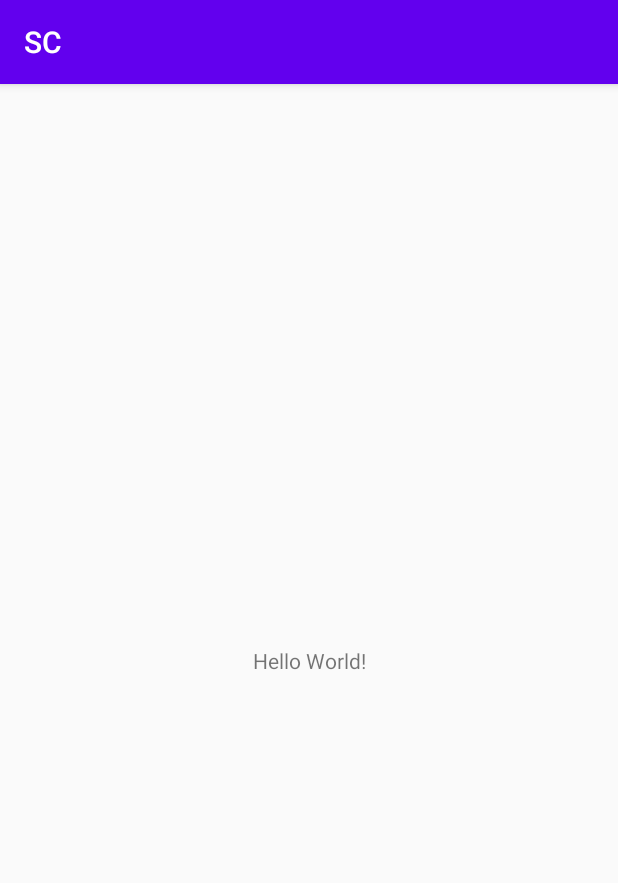
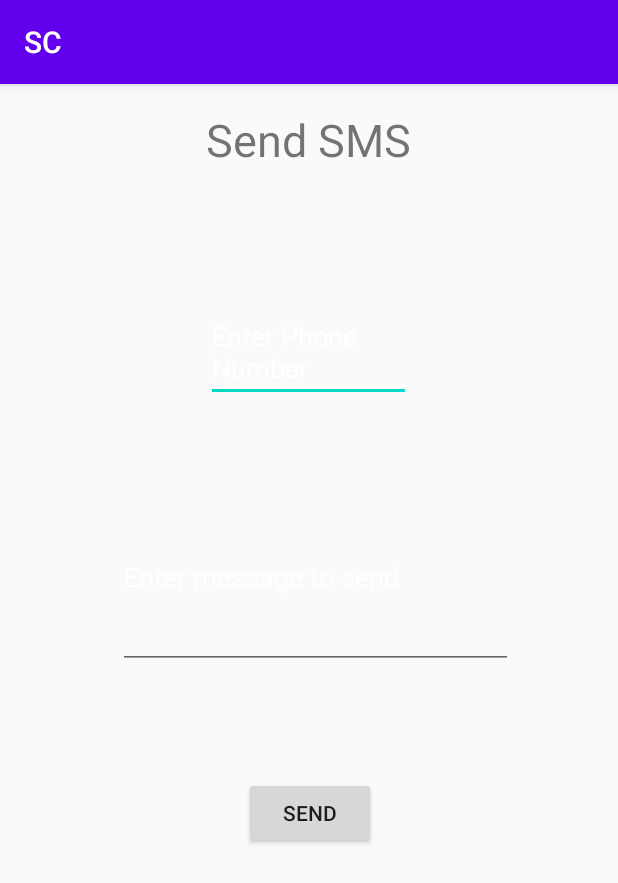
Before and after one commit to t-anya/SC, an Android app: the screen it shows after launch (MainActivity), on a phone screen of 412 x 824 dp. Shown: the top 883 px of the screen. Run offline under Robolectric (Android 15) with nearby library versions, the phone set to English and light mode, and no system bars.

Commit message:
manifest permission + lyt changes

```diff
--- a/app/src/main/AndroidManifest.xml
+++ b/app/src/main/AndroidManifest.xml
@@ -1,6 +1,8 @@
 <?xml version="1.0" encoding="utf-8"?>
 <manifest xmlns:android="http://schemas.android.com/apk/res/android"
     package="com.example.sc">
+
+    <uses-permission android:name="android.permission.SEND_SMS" />
 
     <application
         android:allowBackup="true"
@@ -12,7 +14,6 @@
         <activity android:name=".MainActivity">
             <intent-filter>
                 <action android:name="android.intent.action.MAIN" />
-
                 <category android:name="android.intent.category.LAUNCHER" />
             </intent-filter>
         </activity>
--- a/app/src/main/res/layout/activity_main.xml
+++ b/app/src/main/res/layout/activity_main.xml
@@ -7,12 +7,53 @@
     tools:context=".MainActivity">
 
     <TextView
+        android:id="@+id/textView"
         android:layout_width="wrap_content"
         android:layout_height="wrap_content"
-        android:text="Hello World!"
+        android:text="Send SMS"
+        android:textSize="30sp"
         app:layout_constraintBottom_toBottomOf="parent"
+        app:layout_constraintHorizontal_bias="0.498"
         app:layout_constraintLeft_toLeftOf="parent"
         app:layout_constraintRight_toRightOf="parent"
-        app:layout_constraintTop_toTopOf="parent" />
+        app:layout_constraintTop_toTopOf="parent"
+        app:layout_constraintVertical_bias="0.023" />
+
+    <EditText
+        android:id="@+id/etvNumber"
+        android:layout_width="0dp"
+        android:layout_height="wrap_content"
+        android:layout_centerHorizontal="true"
+        android:layout_marginTop="88dp"
+        android:hint="Enter Phone Number"
+        android:phoneNumber="true"
+        android:textColorHint="@color/abc_primary_text_material_dark"
+        app:layout_constraintEnd_toEndOf="@+id/textView"
+        app:layout_constraintStart_toStartOf="@+id/textView"
+        app:layout_constraintTop_toBottomOf="@+id/textView" />
+
+    <EditText
+        android:id="@+id/etvMessage"
+        android:layout_width="263dp"
+        android:layout_height="122dp"
+        android:layout_marginTop="56dp"
+        android:hint="Enter message to send"
+        android:textColorHint="@color/abc_primary_text_material_dark"
+        app:layout_constraintEnd_toEndOf="@+id/etvNumber"
+        app:layout_constraintHorizontal_bias="0.466"
+        app:layout_constraintStart_toStartOf="@+id/etvNumber"
+        app:layout_constraintTop_toBottomOf="@+id/etvNumber" />
+
+    <Button
+        android:id="@+id/btnSendSMS"
+        android:layout_width="wrap_content"
+        android:layout_height="wrap_content"
+        android:layout_centerHorizontal="true"
+        android:layout_marginTop="72dp"
+        android:text="Send"
+        app:layout_constraintEnd_toEndOf="@+id/etvMessage"
+        app:layout_constraintHorizontal_bias="0.48"
+        app:layout_constraintStart_toStartOf="@+id/etvMessage"
+        app:layout_constraintTop_toBottomOf="@+id/etvMessage" />
 
 </androidx.constraintlayout.widget.ConstraintLayout>
```
